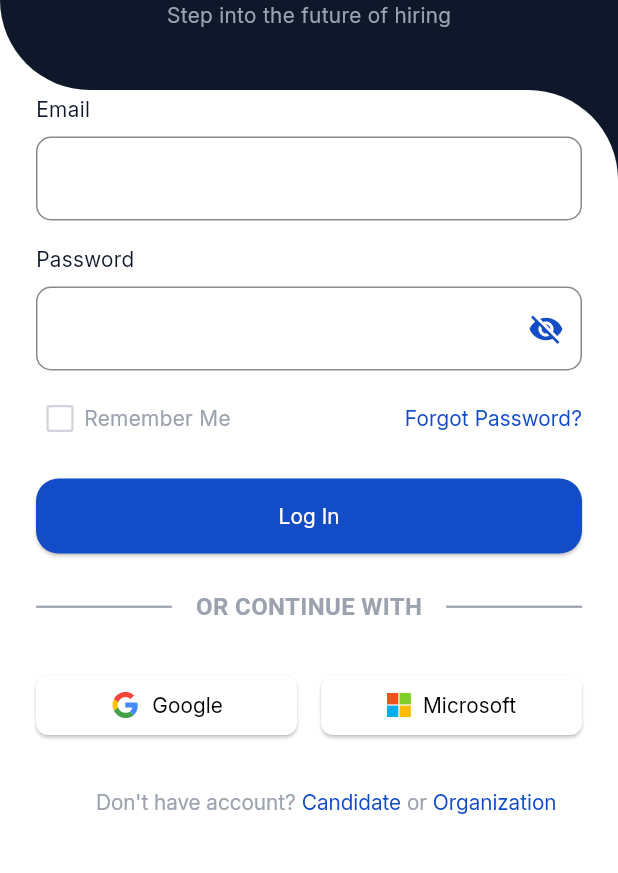
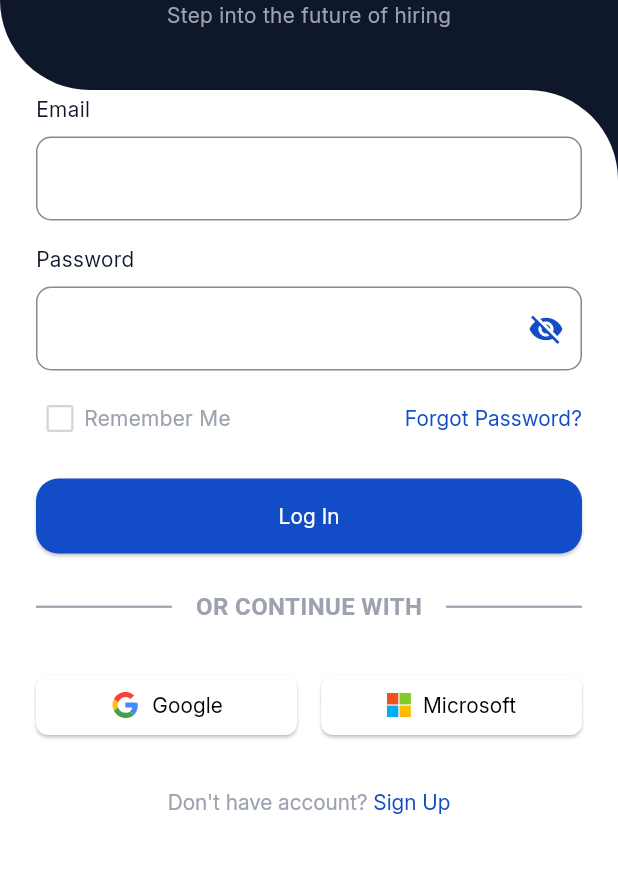
Before and after one commit to 7ODAss/IntelliHire, a Flutter app: the screen it shows after launch, on a phone screen of 412 x 824 dp, the part 219-1092 px from its top. Run offline on Flutter 3.47's test engine with Material 3 defaults, Android fonts, the phone set to English and light mode, and no system bars; our stand-ins replace bloc, dartz, dio, dotted_border, equatable, file_picker and 8 more; missing offline and left inert: flutter_web_auth_2; accounts and stored records are empty.

Commit message:
auth signup redirect navigator / modify

```diff
--- a/lib/features/auth/presentation/login/widget/login_page.dart
+++ b/lib/features/auth/presentation/login/widget/login_page.dart
@@ -10,6 +10,7 @@ import 'package:intelli_hire/user_screen.dart';
 
 import '../../../../../core/enums/snack_bar_type.dart';
 import '../../../../Organization/bottom _navigation/presentation/custom_bottom_nav_bar_wrapper.dart';
+import '../../../../onboarding/presentation/landing_screen.dart';
 import '../../signup/Candidate Signup/views/candidate_signup_view.dart';
 import '../../signup/widget/navigator_to_account.dart';
 import 'external_log_in.dart';
@@ -164,26 +165,16 @@ class LogInPage extends StatelessWidget {
               Padding(
                 padding: const EdgeInsets.only(
                   top: 32.0,
-                  left: 40,
                   bottom: 32.0,
                 ),
                 child: NavigatorToAccount(
                   text: 'Don\'t have account?',
-                  actionText: ' Candidate',
-                  actionText2: 'Organization',
+                  actionText: ' Sign Up',
                   onTap: () {
                     Navigator.push(
                       context,
                       MaterialPageRoute(
-                        builder: (context) => const CandidateSignUp(),
-                      ),
-                    );
-                  },
-                  onTap2: () {
-                    Navigator.push(
-                      context,
-                      MaterialPageRoute(
-                        builder: (context) => const SignUpCompany(),
+                        builder: (context) => const LandingScreen(),
                       ),
                     );
                   },
--- a/lib/features/auth/presentation/signup/widget/navigator_to_account.dart
+++ b/lib/features/auth/presentation/signup/widget/navigator_to_account.dart
@@ -18,6 +18,7 @@ class NavigatorToAccount extends StatelessWidget {
       mainAxisAlignment: MainAxisAlignment.center,
       children: [
         Expanded(
+          child: Center(
             child: RichText(
               text: TextSpan(
                 text: text,
@@ -48,6 +49,7 @@ class NavigatorToAccount extends StatelessWidget {
               ),
             ),
           ),
+        ),
       ],
     );
   }
```
Lines whose indentation alone changed are shown as unchanged.
